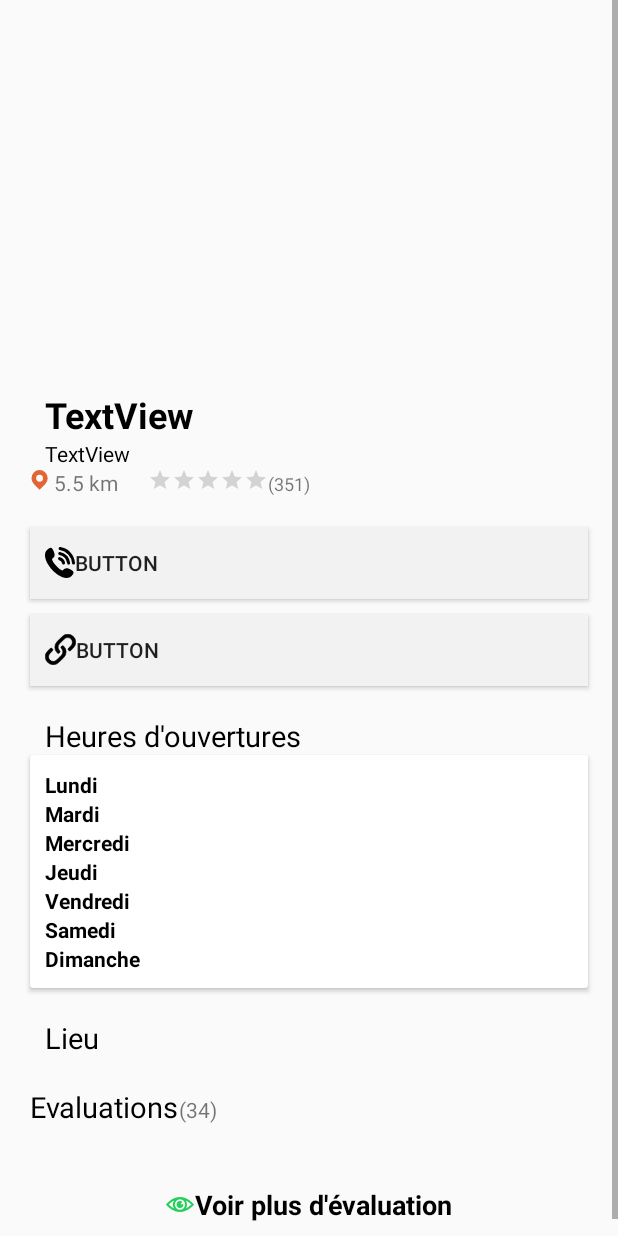
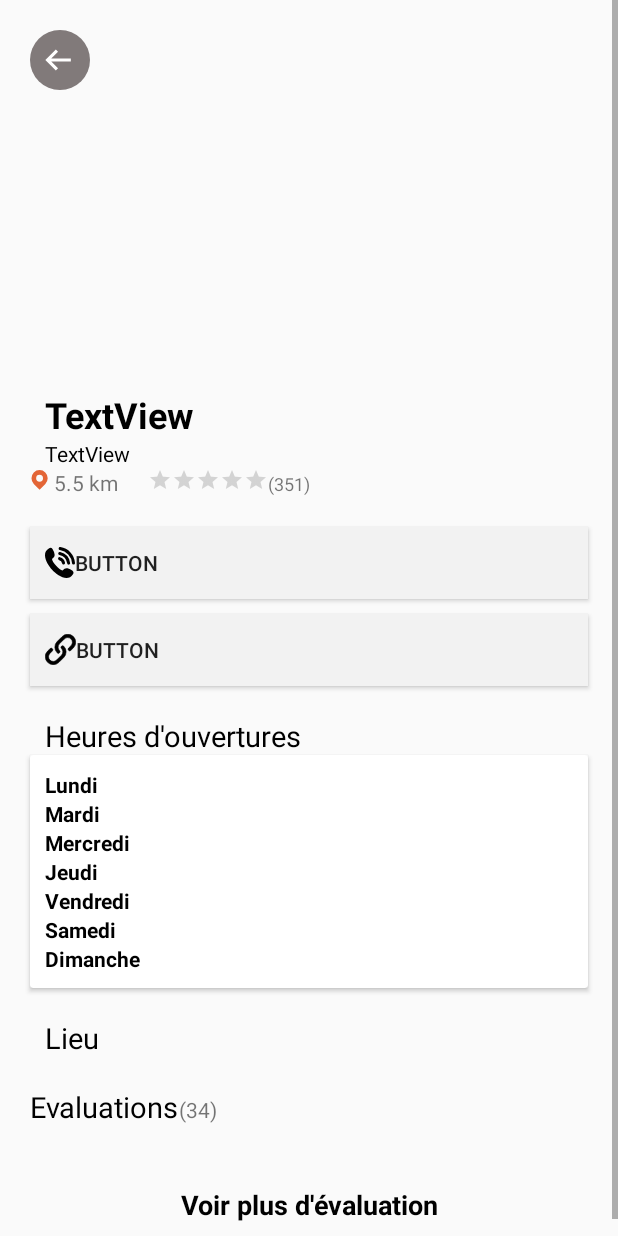
Before and after one commit to mtbrault/KungryProject, an Android app: the RestaurantActivity screen opened directly, with no data from a screen before it, on a phone screen of 412 x 824 dp. Run offline under Robolectric (Android 15) with nearby library versions, the phone set to English and light mode, and no system bars; our stand-ins replace Picasso; pictures from the network do not load.

Commit message:
Add icon to back on restaurant activity

```diff
--- a/MP/app/src/main/java/ca/ulaval/ima/mp/RestaurantActivity.java
+++ b/MP/app/src/main/java/ca/ulaval/ima/mp/RestaurantActivity.java
@@ -32,6 +32,7 @@ public class RestaurantActivity extends AppCompatActivity {
         String id = getIntent().getStringExtra("id");
         setContentView(R.layout.activity_restaurant);
         getSupportActionBar().hide();
+
         API.getInstance().getRestaurant(id, new Callback() {
             @Override
             public void onFailure(Call call, IOException e) {
@@ -100,6 +101,14 @@ public class RestaurantActivity extends AppCompatActivity {
                                         e.printStackTrace();
                                     }
                                 }
+                                final Button buttonBack = findViewById(R.id.backButton);
+                                buttonBack.setOnClickListener(new View.OnClickListener() {
+                                    @Override
+                                    public void onClick(View view) {
+                                        onBackPressed();
+                                    }
+                                });
+                                buttonBack.bringToFront();
                             }
                         });
                     } catch (JSONException e) {
--- /dev/null
+++ b/MP/app/src/main/res/drawable/icone_back_dark.xml
@@ -0,0 +1,14 @@
+<vector xmlns:android="http://schemas.android.com/apk/res/android"
+    android:width="40dp"
+    android:height="40dp"
+    android:viewportWidth="40"
+    android:viewportHeight="40">
+  <path
+      android:pathData="M20,20m-20,0a20,20 0,1 1,40 0a20,20 0,1 1,-40 0"
+      android:strokeAlpha="0.56"
+      android:fillColor="#211414"
+      android:fillAlpha="0.56"/>
+  <path
+      android:pathData="M17.222,27 L18.677,25.545l-4.506,-4.506L27.222,21.039L27.222,18.961L14.17,18.961L18.677,14.455 17.222,13l-7,7Z"
+      android:fillColor="#fff"/>
+</vector>
--- a/MP/app/src/main/res/layout/activity_restaurant.xml
+++ b/MP/app/src/main/res/layout/activity_restaurant.xml
@@ -6,7 +6,21 @@
     android:layout_height="match_parent"
     tools:context=".RestaurantActivity">
 
+    <Button
+        android:id="@+id/backButton"
+        style="@android:style/Widget.Button"
+        android:layout_width="40dp"
+        android:layout_height="40dp"
+        android:layout_marginStart="20dp"
+        android:layout_marginLeft="20dp"
+        android:layout_marginTop="20dp"
+        android:background="@drawable/icone_back_dark"
+        android:elevation="1dp"
+        app:layout_constraintStart_toStartOf="parent"
+        app:layout_constraintTop_toTopOf="parent" />
+
     <ScrollView
+        android:id="@+id/scrollView2"
         android:layout_width="match_parent"
         android:layout_height="match_parent">
 
@@ -332,8 +346,7 @@
                 android:layout_width="wrap_content"
                 android:layout_height="wrap_content"
                 android:layout_marginBottom="20dp"
-                android:drawableStart="@drawable/np_eye_2037762_000000"
-                android:drawableLeft="@drawable/np_eye_2037762_000000"
+
                 android:gravity="center"
                 android:text="Voir plus d'évaluation"
                 android:textColor="#000000"
--- a/MP/app/src/main/res/layout/custom_action_bar.xml
+++ b/MP/app/src/main/res/layout/custom_action_bar.xml
@@ -15,5 +15,5 @@
         android:layout_width="wrap_content"
         android:layout_height="match_parent"
         android:contentDescription="@string/logo"
-        android:src="@drawable/ic_logo_kungry" />
+        app:srcCompat="@drawable/ic_logo_kungry" />
 </LinearLayout>
```
